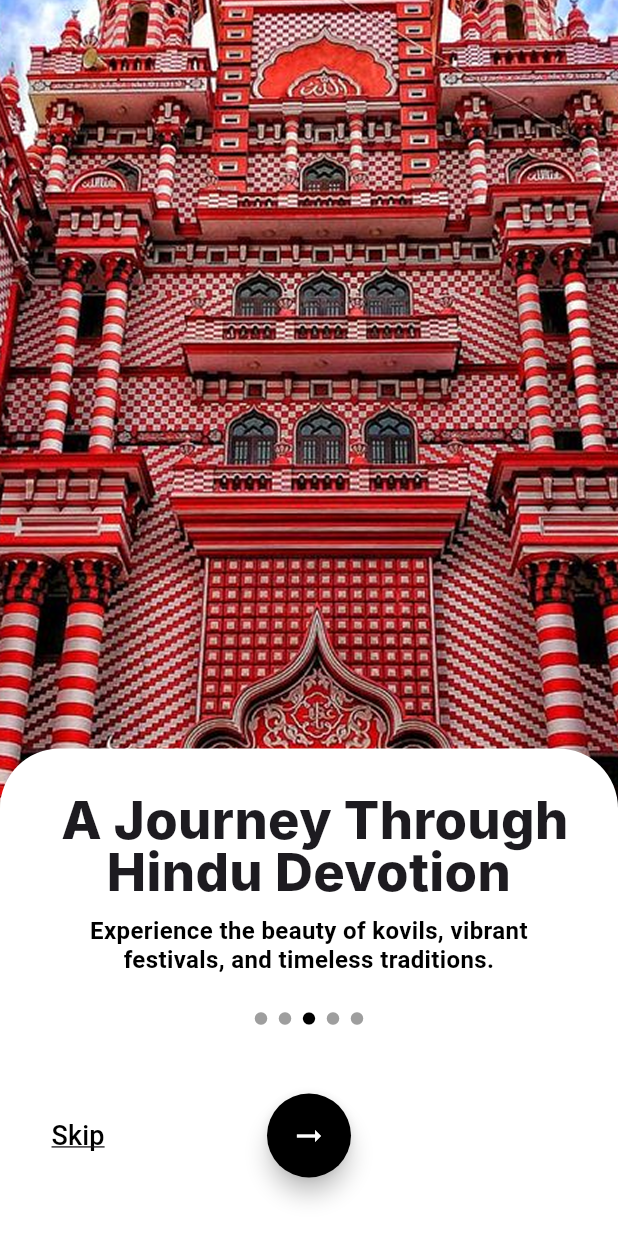
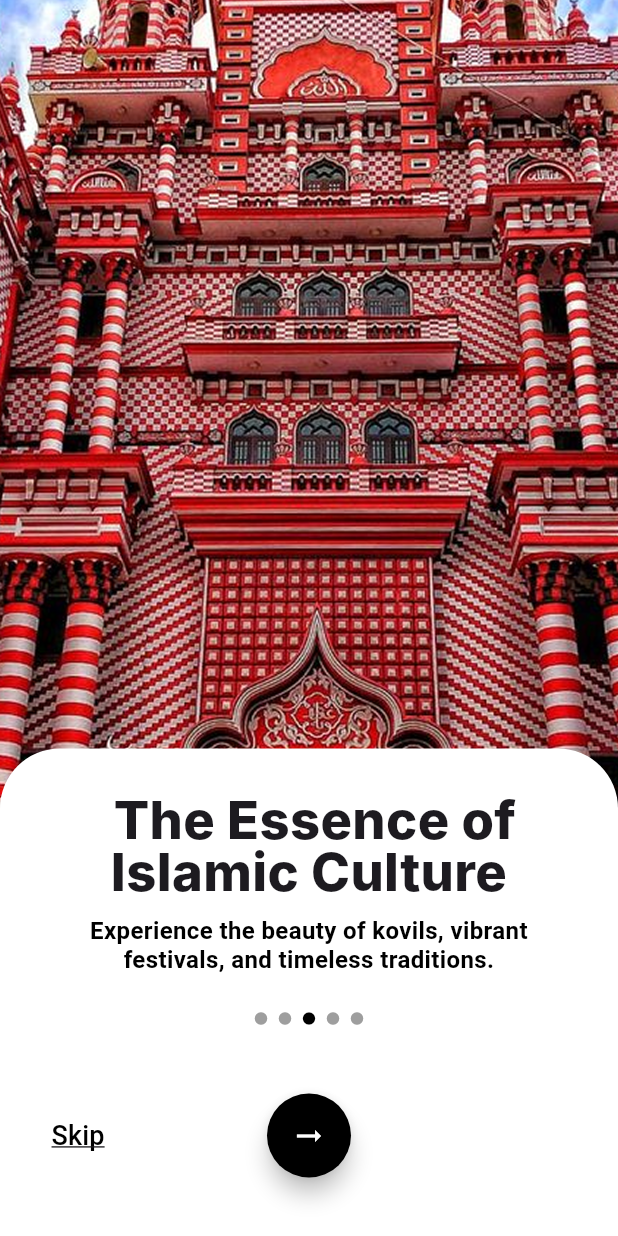
Before and after one commit to DaphneKodithuwakku/sriroute-frontend, a Flutter app: the WelcomePage4 screen opened directly, on a phone screen of 412 x 824 dp. Run offline on Flutter 3.47's test engine with Material 3 defaults, Android fonts, the phone set to English and light mode, and no system bars; Roboto replaces fonts that are missing (Inter).

Commit message:
Changed the title in welcomepage4.dart

```diff
--- a/welcomepages/lib/welcomepage4.dart
+++ b/welcomepages/lib/welcomepage4.dart
@@ -33,7 +33,7 @@ class WelcomePage4 extends StatelessWidget {
                 mainAxisSize: MainAxisSize.min,
                 children: [
                   Text(
-                    " A Journey Through Hindu Devotion",
+                    " The Essence of Islamic Culture",
                     textAlign: TextAlign.center,
                     style: TextStyle(
                       fontFamily: 'Inter',
```
